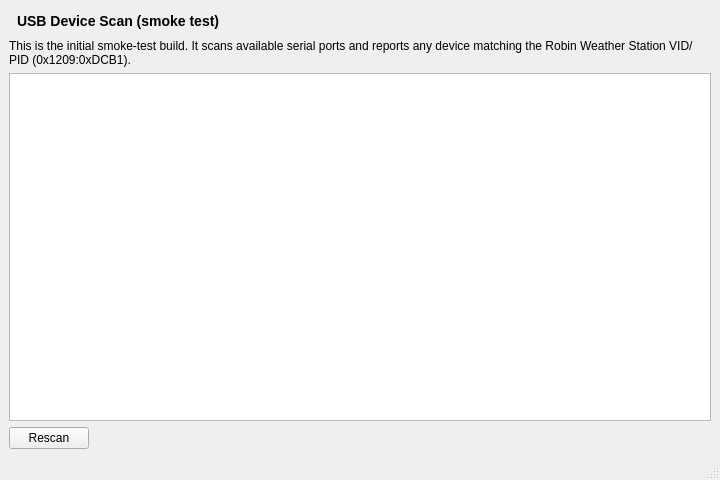
This is host/src/mainwindow.ui in Pongkemon01/weather-station as Qt 5 draws it before an edit. The edited form follows.
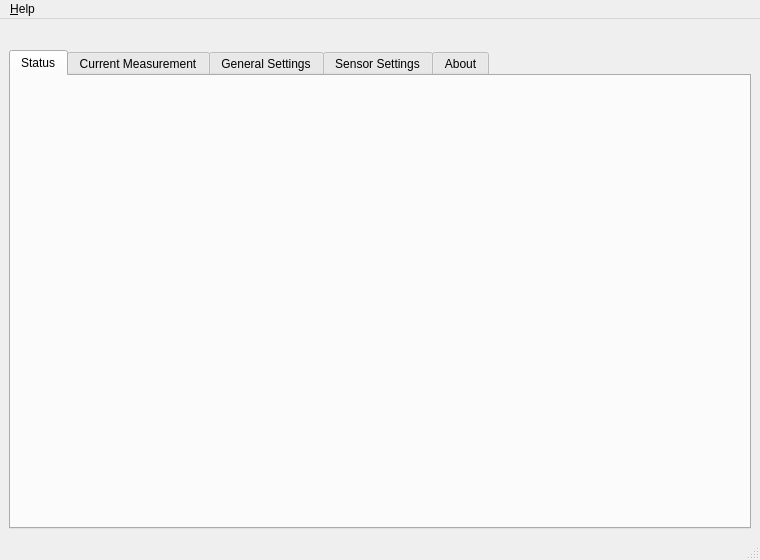
This is the edited form.

Commit message: feat(host): Phase 0 — shell rewrite, 5-tab UI, icon, banner

Patch:
```diff
--- a/host/src/mainwindow.ui
+++ b/host/src/mainwindow.ui
@@ -6,8 +6,8 @@
    <rect>
     <x>0</x>
     <y>0</y>
-    <width>720</width>
-    <height>480</height>
+    <width>760</width>
+    <height>560</height>
    </rect>
   </property>
   <property name="windowTitle">
@@ -15,60 +15,54 @@
   </property>
   <widget class="QWidget" name="centralwidget">
    <layout class="QVBoxLayout" name="verticalLayout">
+    <property name="spacing">
+     <number>0</number>
+    </property>
     <item>
      <widget class="QLabel" name="headerLabel">
       <property name="text">
-       <string>USB Device Scan (smoke test)</string>
+       <string/>
+      </property>
+      <property name="alignment">
+       <set>Qt::AlignCenter</set>
       </property>
       <property name="styleSheet">
-       <string>font-size: 14px; font-weight: bold; padding: 4px;</string>
+       <string>padding: 4px 8px;</string>
       </property>
      </widget>
     </item>
     <item>
-     <widget class="QLabel" name="descriptionLabel">
-      <property name="text">
-       <string>This is the initial smoke-test build. It scans available serial ports and reports any device matching the Robin Weather Station VID/PID (0x1209:0xDCB1).</string>
+     <widget class="QTabWidget" name="tabWidget">
+      <property name="currentIndex">
+       <number>0</number>
       </property>
-      <property name="wordWrap">
-       <bool>true</bool>
-      </property>
+      <widget class="QWidget" name="statusTab">
+       <attribute name="title">
+        <string>Status</string>
+       </attribute>
+      </widget>
+      <widget class="QWidget" name="measurementTab">
+       <attribute name="title">
+        <string>Current Measurement</string>
+       </attribute>
+      </widget>
+      <widget class="QWidget" name="generalSettingsTab">
+       <attribute name="title">
+        <string>General Settings</string>
+       </attribute>
+      </widget>
+      <widget class="QWidget" name="sensorSettingsTab">
+       <attribute name="title">
+        <string>Sensor Settings</string>
+       </attribute>
+      </widget>
+      <widget class="QWidget" name="aboutTab">
+       <attribute name="title">
+        <string>About</string>
+       </attribute>
+      </widget>
      </widget>
     </item>
-    <item>
-     <widget class="QListWidget" name="deviceList">
-      <property name="font">
-       <font>
-        <family>Consolas</family>
-        <pointsize>9</pointsize>
-       </font>
-      </property>
-     </widget>
-    </item>
-    <item>
-     <layout class="QHBoxLayout" name="buttonLayout">
-      <item>
-       <widget class="QPushButton" name="scanButton">
-        <property name="text">
-         <string>Rescan</string>
-        </property>
-       </widget>
-      </item>
-      <item>
-       <spacer name="horizontalSpacer">
-        <property name="orientation">
-         <enum>Qt::Horizontal</enum>
-        </property>
-        <property name="sizeHint" stdset="0">
-         <size>
-          <width>40</width>
-          <height>20</height>
-         </size>
-        </property>
-       </spacer>
-      </item>
-     </layout>
-    </item>
    </layout>
   </widget>
   <widget class="QMenuBar" name="menubar">
@@ -76,10 +70,19 @@
     <rect>
      <x>0</x>
      <y>0</y>
-     <width>720</width>
+     <width>760</width>
      <height>22</height>
     </rect>
    </property>
+   <widget class="QMenu" name="menuHelp">
+    <property name="title">
+     <string>&amp;Help</string>
+    </property>
+    <addaction name="actionDebugLog"/>
+    <addaction name="separator"/>
+    <addaction name="actionAbout"/>
+   </widget>
+   <addaction name="menuHelp"/>
   </widget>
   <widget class="QStatusBar" name="statusbar"/>
  </widget>
```
Left out of the diff: 18 changed lines with no effect on the pictures. The commit also changes 6 other files.
